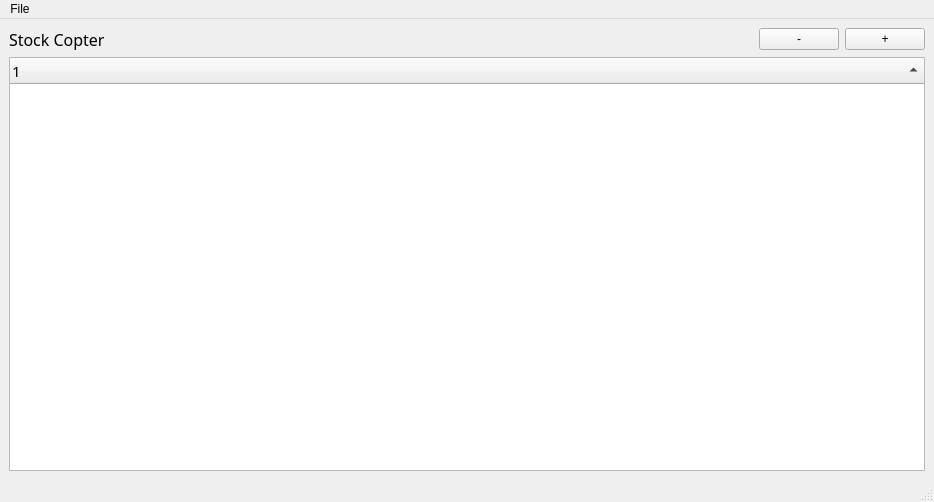
This is forms/MainWindow.ui in jkulskis/stock-copter as Qt 5 draws it before an edit. The edited form follows.
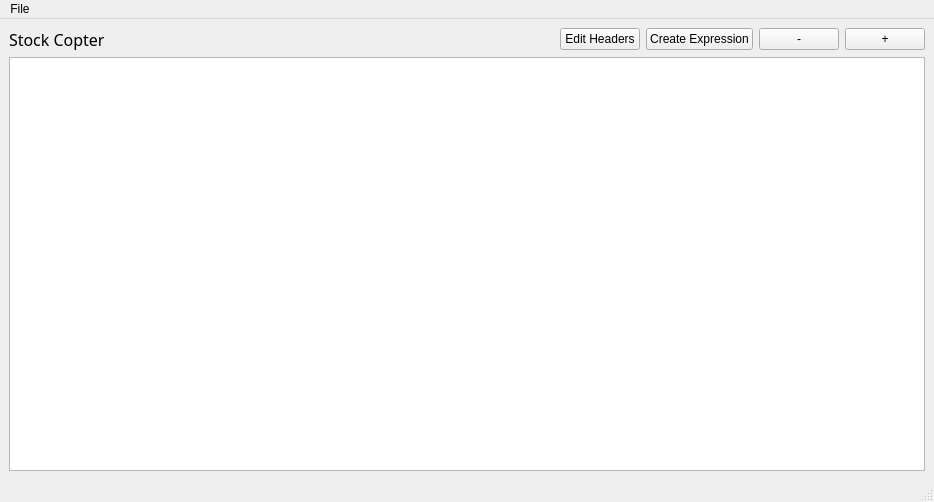
This is the edited form.

Commit message: very messy...need to fix header remove problems still. Lots of expression and gui changes

The edit to the form file:
```diff
--- a/forms/MainWindow.ui
+++ b/forms/MainWindow.ui
@@ -53,7 +53,21 @@
        </spacer>
       </item>
       <item>
-       <widget class="QPushButton" name="pushButton">
+       <widget class="QPushButton" name="pushButtonHeaderEditor">
+        <property name="text">
+         <string>Edit Headers</string>
+        </property>
+       </widget>
+      </item>
+      <item>
+       <widget class="QPushButton" name="pushButtonExpressionCreator">
+        <property name="text">
+         <string>Create Expression</string>
+        </property>
+       </widget>
+      </item>
+      <item>
+       <widget class="QPushButton" name="pushButtonRemoveStock">
         <property name="text">
          <string>-</string>
         </property>
@@ -111,8 +125,17 @@
       <property name="expandsOnDoubleClick">
        <bool>true</bool>
       </property>
+      <property name="columnCount">
+       <number>0</number>
+      </property>
       <attribute name="headerCascadingSectionResizes">
-       <bool>false</bool>
+       <bool>true</bool>
+      </attribute>
+      <attribute name="headerDefaultSectionSize">
+       <number>100</number>
+      </attribute>
+      <attribute name="headerHighlightSections">
+       <bool>true</bool>
       </attribute>
      </widget>
     </item>
```
Left out of the diff: 5 changed lines with no effect on the pictures. The commit also changes 16 other files.
